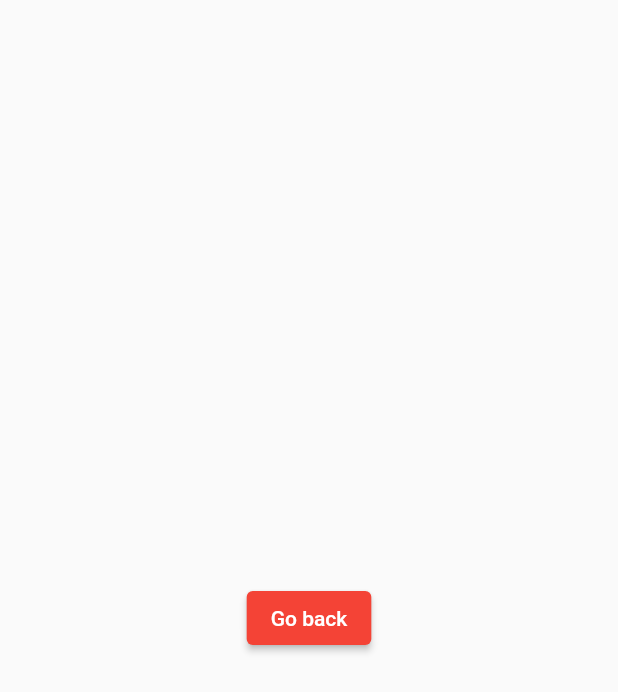
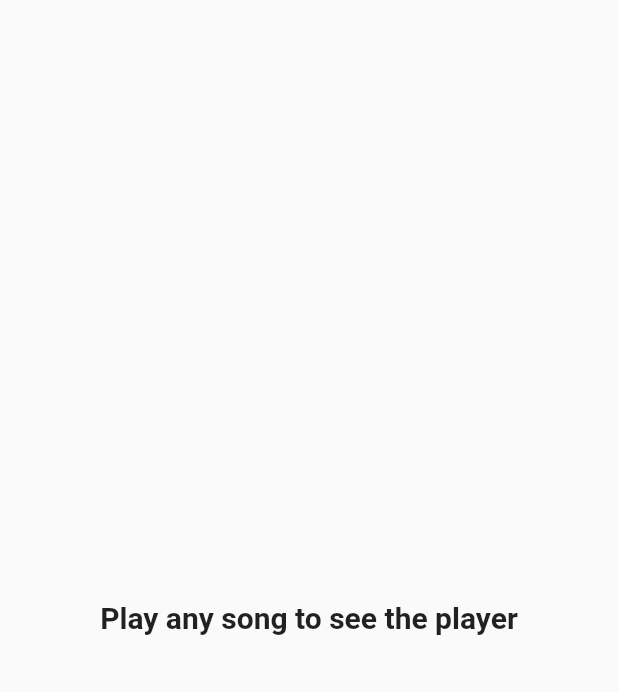
Before and after one commit to paras015/music_player, a Flutter app: the SongPlayer screen opened by its route, on a phone screen of 412 x 824 dp. Shown: the top 692 px of the screen. Run offline on Flutter 3.47's test engine with Material 2 defaults, Android fonts, the phone set to English and light mode, and no system bars; our stand-ins replace audioplayers, equatable, flutter_bloc, flutter_image_compress, palette_generator, permission_handler and 2 more; missing offline and left inert: draggable_scrollbar, flutter_media_metadata; accounts and stored records are empty.

Commit message:
Changed collapsed player UI

```diff
--- a/lib/song_player/UI/song_player_UI.dart
+++ b/lib/song_player/UI/song_player_UI.dart
@@ -144,11 +144,12 @@ class _SongPlayer extends State<SongPlayer>{
           }
           else{
             return Center(
-              child: ElevatedButton(
-                onPressed: () {
-                  BlocProvider.of<MusicPlayerBloc>(context).add(PauseSong(state.songsList, state.index));
-                },
-                child: Text('Go back'),
+              child: Text(
+                "Play any song to see the player",
+                style: TextStyle(
+                  fontWeight: FontWeight.bold,
+                  fontSize: 20,
+                ),
               ),
             );
           }
--- a/pubspec.yaml
+++ b/pubspec.yaml
@@ -23,7 +23,6 @@ environment:
 dependencies:
   flutter:
     sdk: flutter
-  path_provider: ^2.0.2
   permission_handler: ^8.1.2
   flutter_bloc: ^7.0.1
   sqflite: ^2.0.0+3
@@ -34,10 +33,6 @@ dependencies:
   audioplayers: ^0.19.1
   sliding_up_panel: ^2.0.0+1
   palette_generator: ^0.3.0
-
-  # The following adds the Cupertino Icons font to your application.
-  # Use with the CupertinoIcons class for iOS style icons.
-  cupertino_icons: ^1.0.0
   draggable_scrollbar: ^0.1.0
 
 dev_dependencies:
```
Also changed, not shown: lib/search_and_list_songs/UI/collapsed_player.dart (+5 -5 lines), pubspec.lock.
